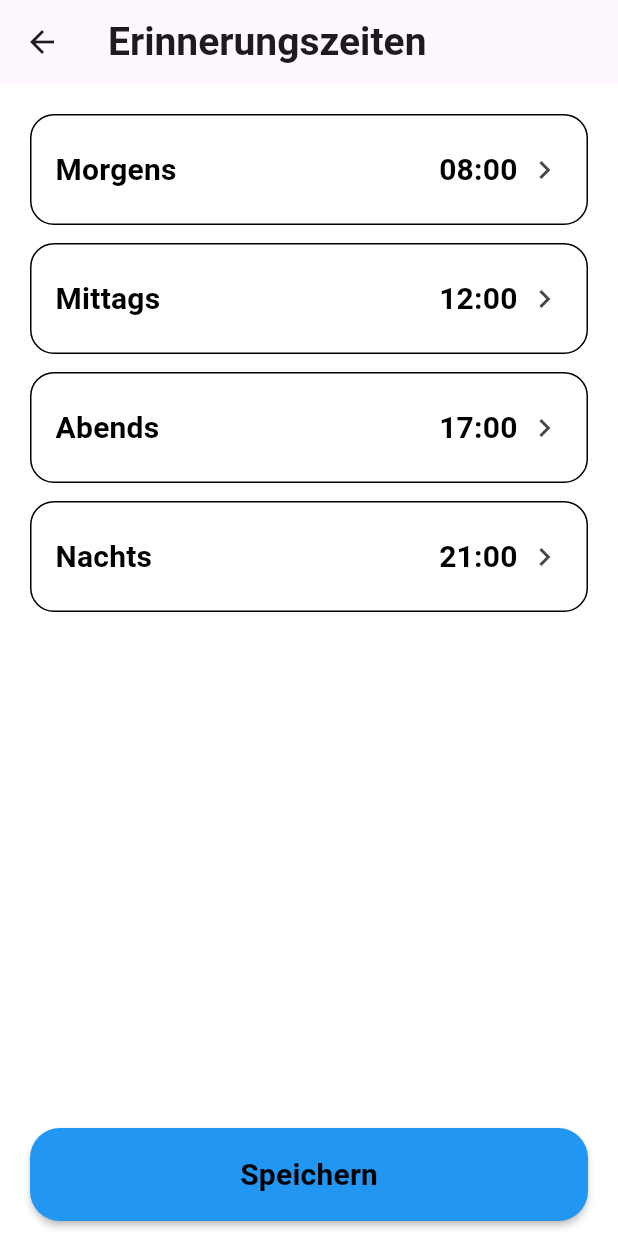
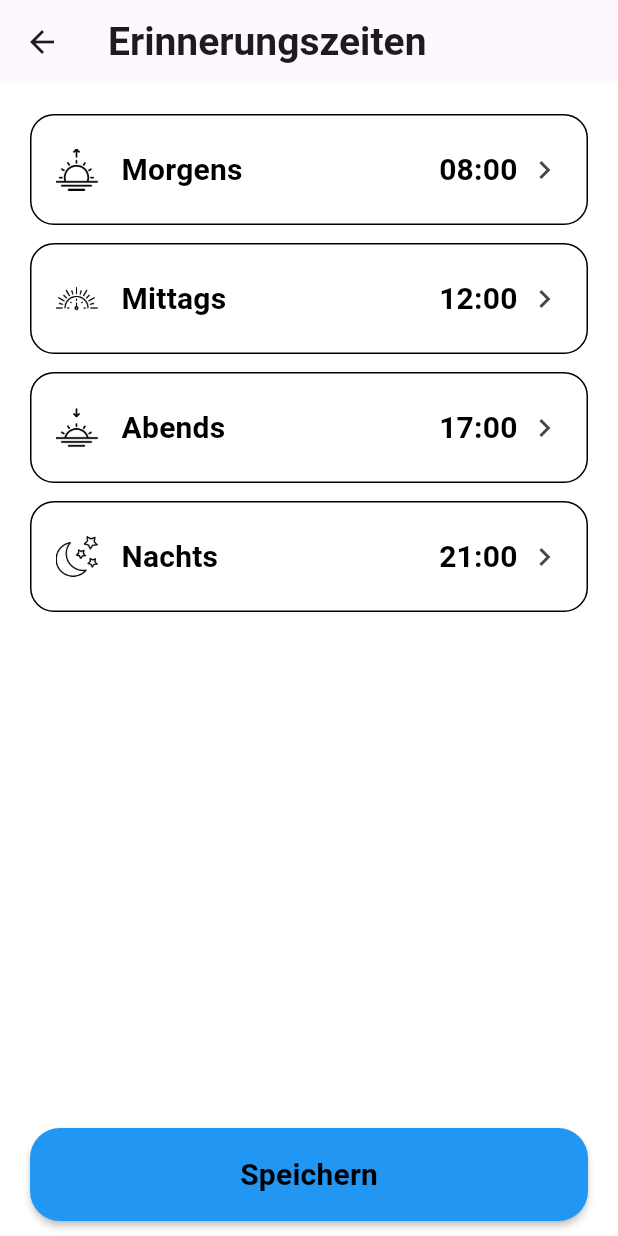
Before and after one commit to jakygalautz-source/se2-project, a Flutter app: the screen it shows after launch, after a tap on "Einnahmezeiten einstellen", on a phone screen of 412 x 824 dp. Run offline on Flutter 3.47's test engine with Material 3 defaults, Android fonts, the phone set to English and light mode, and no system bars; our stand-ins replace flutter_local_notifications, timezone; network calls fail.

Commit message:
Improve reminder UI and notifications handling
- Replace reminder text with icon + An/Aus for better readability on small screens
- Prevent text overflow issues in medication list card
- Add icons to reminder time tiles (centered layout)
- Refactor ReminderTimePage layout (replace ListTile with custom Row)
- Improve notification scheduling stability

```diff
--- a/lib/pages/app_entry_page.dart
+++ b/lib/pages/app_entry_page.dart
@@ -28,9 +28,10 @@ class _AppEntryPageState extends State<AppEntryPage> {
 
     await NotificationsService.instance.init();
     await NotificationsService.instance.requestPermissions();
+    await NotificationsService.instance.requestExactAlarmPermission();
 
     // optional zum testen
-    await NotificationsService.instance.showTestNotification();
+    // await NotificationsService.instance.showTestNotification();
 
     try {
       final reminderData = await ReminderTimeApi.getReminderTimes();
--- a/lib/pages/reminder_time_page.dart
+++ b/lib/pages/reminder_time_page.dart
@@ -126,6 +126,7 @@ class _ReminderTimePageState extends State<ReminderTimePage> {
       ),
       child: ListTile(
         contentPadding: const EdgeInsets.symmetric(horizontal: 16, vertical: 8),
+        leading: Image.asset(_iconPath(dayPart), width: 28, height: 28),
         title: Text(
           _label(dayPart),
           style: Theme.of(context).textTheme.titleMedium,
@@ -194,4 +195,17 @@ class _ReminderTimePageState extends State<ReminderTimePage> {
     final minute = time.minute.toString().padLeft(2, '0');
     return '$hour:$minute';
   }
+
+  String _iconPath(DayPart part) {
+    switch (part) {
+      case DayPart.morning:
+        return 'lib/images/morning.png';
+      case DayPart.noon:
+        return 'lib/images/noon.png';
+      case DayPart.evening:
+        return 'lib/images/evening.png';
+      case DayPart.night:
+        return 'lib/images/night.png';
+    }
+  }
 }
--- a/lib/services/notifications_service.dart
+++ b/lib/services/notifications_service.dart
@@ -63,6 +63,8 @@ class NotificationsService {
           'Reminder notifications for upcoming medication intake',
       importance: Importance.max,
       priority: Priority.high,
+      ongoing: true,
+      autoCancel: false,
     );
 
     const darwinDetails = DarwinNotificationDetails();
@@ -150,4 +152,13 @@ class NotificationsService {
       notificationDetails: notificationDetails,
     );
   }
+
+  Future<void> requestExactAlarmPermission() async {
+    final androidPlugin = _notifications
+        .resolvePlatformSpecificImplementation<
+          AndroidFlutterLocalNotificationsPlugin
+        >();
+
+    await androidPlugin?.requestExactAlarmsPermission();
+  }
 }
--- a/lib/widgets/next_intake_card.dart
+++ b/lib/widgets/next_intake_card.dart
@@ -42,7 +42,8 @@ class NextIntakeCard extends StatelessWidget {
                 ),
               ),
               const SizedBox(width: 20),
-              Column(
+              Expanded(
+                child: Column(
                   crossAxisAlignment: CrossAxisAlignment.start,
                   children: [
                     Text(
@@ -54,6 +55,8 @@ class NextIntakeCard extends StatelessWidget {
                     ),
                     Text(
                       next?.title ?? "Keine Einnahme geplant",
+                      maxLines: 1,
+                      overflow: TextOverflow.ellipsis,
                       style: Theme.of(context).textTheme.titleMedium,
                     ),
                     Text(
@@ -65,6 +68,7 @@ class NextIntakeCard extends StatelessWidget {
                     ),
                   ],
                 ),
+              ),
             ],
           ),
         ],
```
Also changed, not shown: lib/widgets/my_medication_list_card.dart (+21 -3 lines), lib/images/evening.png (added), lib/images/morning.png (added), lib/images/night.png (added), lib/images/noon.png (added), 1 other file. Lines whose indentation alone changed are shown as unchanged.
